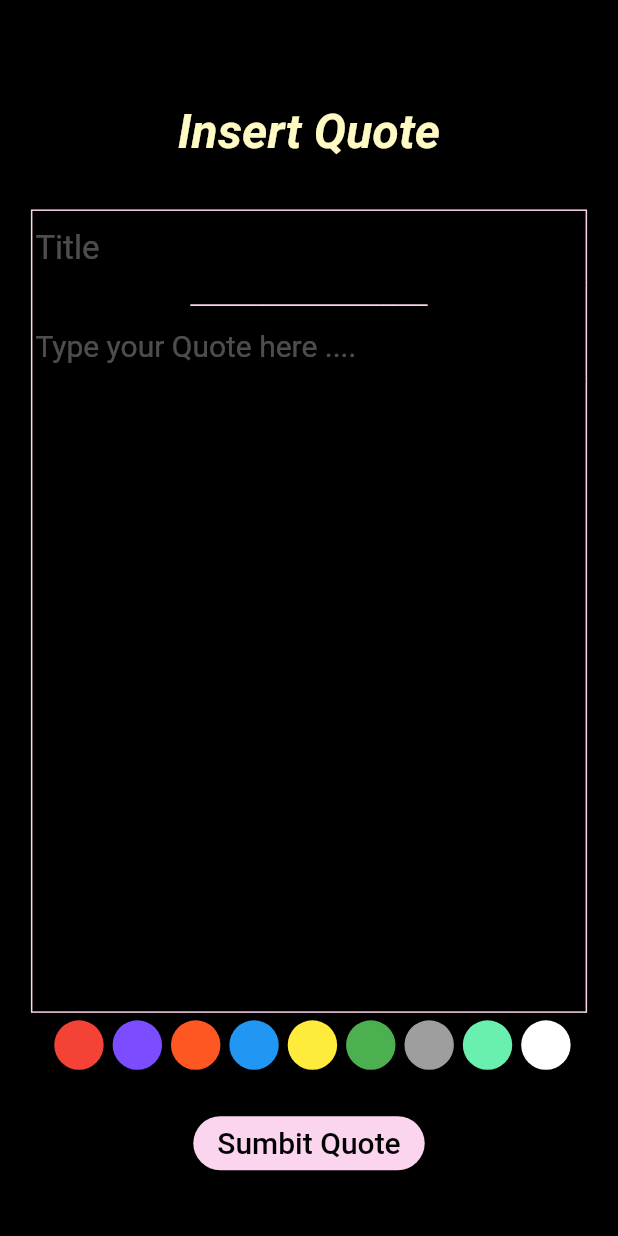
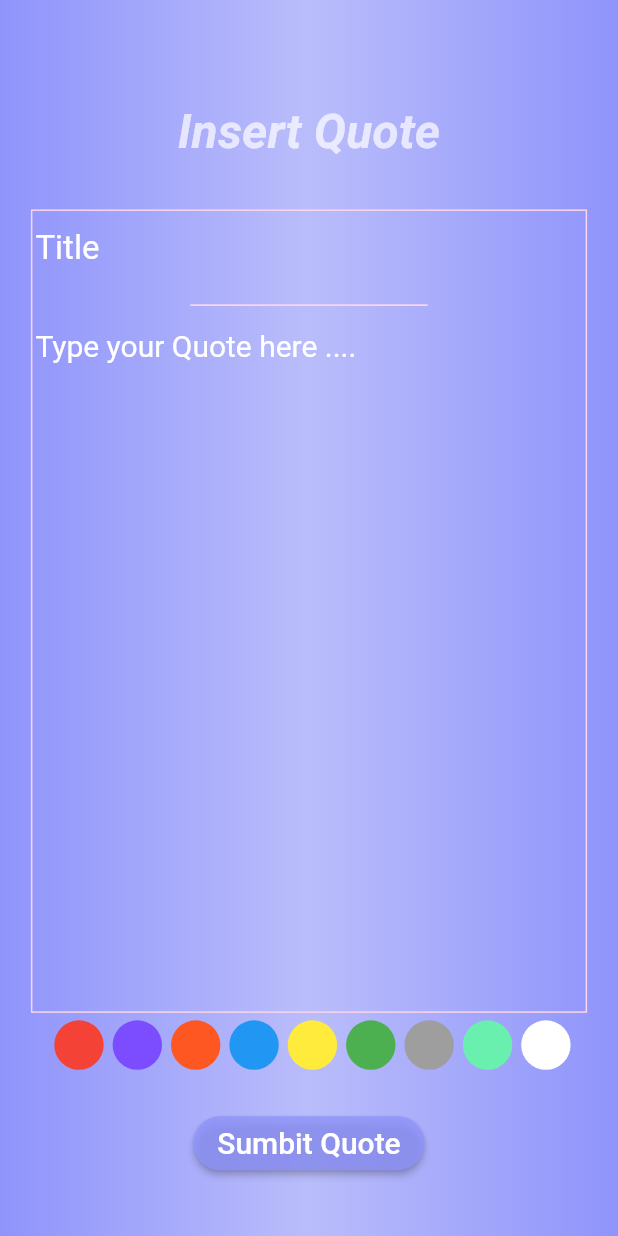
Before and after one commit to MeDoGaD/FeedMeBack, a Flutter app: the InsertQuote screen opened directly, on a phone screen of 412 x 824 dp. Run offline on Flutter 3.47's test engine with Material 2 defaults, Android fonts, the phone set to English and light mode, and no system bars; our stand-ins replace cloud_firestore, firebase_auth, firebase_database, shared_preferences, simple_animations; accounts and stored records are empty.

Commit message:
search Design Updated

```diff
--- a/lib/pages/InsertQuote.dart
+++ b/lib/pages/InsertQuote.dart
@@ -24,8 +24,13 @@ class _InsertQuoteState extends State<InsertQuote> {
     double scheight = MediaQuery.of(context).size.height;
     return (Scaffold(
       resizeToAvoidBottomPadding: false,
-      backgroundColor: Colors.black,
-      body: Padding(
+      body: Container( decoration: BoxDecoration(
+          gradient: LinearGradient(colors: [
+            Color.fromRGBO(143, 148, 251, 1),
+            Color.fromRGBO(143, 148, 251, .6),
+            Color.fromRGBO(143, 148, 251, 1),
+          ])),
+        child: Padding(
           padding: EdgeInsets.only(top: scheight * 1 / 12),
           child: Center(
             child: Column(
@@ -33,7 +38,7 @@ class _InsertQuoteState extends State<InsertQuote> {
                 Text(
                   'Insert Quote',
                   style: TextStyle(
-                    color: Colors.yellow[100],
+                      color: Colors.white70,
                       fontSize: 32,
                       fontWeight: FontWeight.bold,
                       fontStyle: FontStyle.italic),
@@ -53,12 +58,12 @@ class _InsertQuoteState extends State<InsertQuote> {
                         padding: const EdgeInsets.only(left: 2),
                         child: TextField(
                           controller: _titleController,
-                        style: TextStyle(color: textColor, fontSize: 18),
+                          style: TextStyle(color: textColor, fontSize: 22),
                           maxLines: 1,
-                        decoration: InputDecoration(
+                          decoration: InputDecoration(border: InputBorder.none,
                               hintText: 'Title',
                               hintStyle:
-                                TextStyle(fontSize: 22, color: Colors.white30)),
+                                  TextStyle(fontSize: 22, color: Colors.white)),
                         ),
                       ),
                       Center(
@@ -75,11 +80,11 @@ class _InsertQuoteState extends State<InsertQuote> {
                           child: ConstrainedBox(constraints: BoxConstraints(maxHeight: scheight*1/3),
                               child: TextField(maxLines: null,
                             controller: _textController,
-                          style: TextStyle(color: textColor, fontSize: 16),
-                          decoration: InputDecoration(
+                            style: TextStyle(color: textColor, fontSize: 19),
+                            decoration: InputDecoration(border: InputBorder.none,
                                 hintText: 'Type your Quote here .... ',
                                 hintStyle:
-                                  TextStyle(fontSize: 20, color: Colors.white30)),
+                                    TextStyle(fontSize: 20, color: Colors.white)),
                           )),
                         ),
                       ),
@@ -233,18 +238,19 @@ class _InsertQuoteState extends State<InsertQuote> {
                   height: scheight * 1 / 33,
                 ),
                 RaisedButton(
-                color: Color.fromRGBO(251, 212, 237, 1),
+                  color: Color.fromRGBO(143, 148, 251,0.8),
                   onPressed: () {
                     addQuote();
                   },
                   child: Text(
                     'Sumbit Quote',
-                  style: TextStyle(color: Colors.black, fontSize: 20),
+                    style: TextStyle(color: Colors.white, fontSize: 20),
                   ),
                   shape: RoundedRectangleBorder(
                       borderRadius: BorderRadius.circular(40)),
                 )
               ],
+            ),
           ),
         ),
       ),
--- a/lib/pages/profile.dart
+++ b/lib/pages/profile.dart
@@ -187,9 +187,9 @@ class _ProfileState extends State<Profile> {
       body: Container(
         decoration: BoxDecoration(
             gradient: LinearGradient(colors: [
-              Colors.blue[900],
-              Colors.blue[700],
-              Colors.blue[900],
+              Color.fromRGBO(143, 148, 251, 1),
+              Color.fromRGBO(143, 148, 251, .6),
+              Color.fromRGBO(143, 148, 251, 1),
               //Color.fromRGBO(143, 148, 251, 1),
               //Color.fromRGBO(143, 148, 251, .7),
             ])),
```
Also changed, not shown: lib/pages/quotes.dart (+0 -7 lines), lib/pages/searchresult.dart (+35 -12 lines), pubspec.lock. Lines whose indentation alone changed are shown as unchanged.
